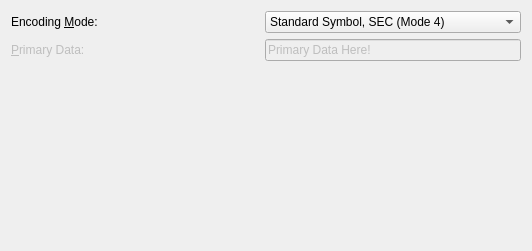
Qt form frontend_qt/grpMaxicode.ui (zint/zint) before a commit.
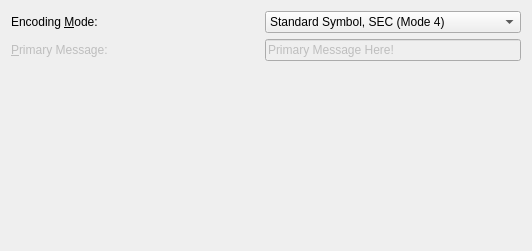
The same form after that commit.

What changed in the file:
```diff
--- a/frontend_qt/grpMaxicode.ui
+++ b/frontend_qt/grpMaxicode.ui
@@ -41,7 +41,7 @@
         <bool>false</bool>
        </property>
        <property name="text">
-        <string>&amp;Primary Data:</string>
+        <string>&amp;Primary Message:</string>
        </property>
        <property name="alignment">
         <set>Qt::AlignLeading|Qt::AlignLeft|Qt::AlignVCenter</set>
@@ -96,7 +96,7 @@
         </sizepolicy>
        </property>
        <property name="text">
-        <string>Primary Data Here!</string>
+        <string>Primary Message Here!</string>
        </property>
       </widget>
      </item>
```
